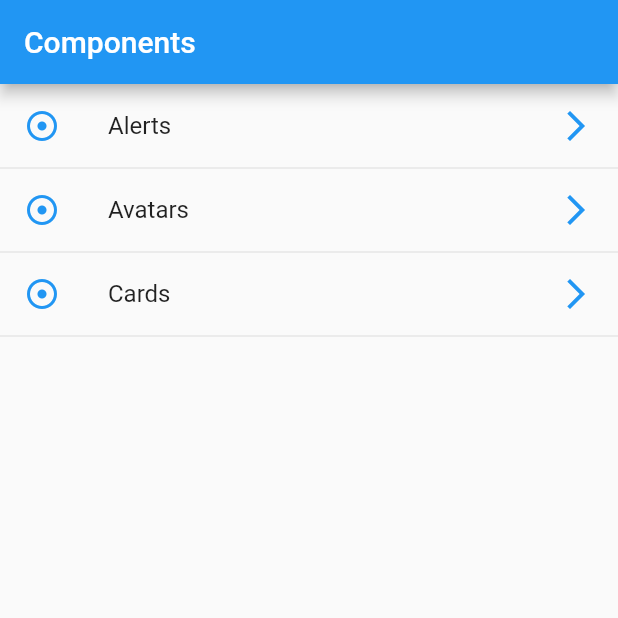
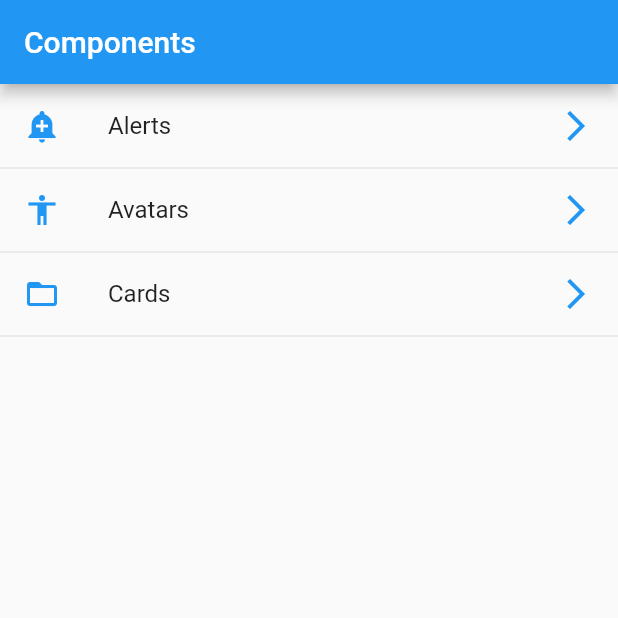
Before and after one commit to JCamiloo/flutter-widgets, a Flutter app: the screen it shows after launch, on a phone screen of 412 x 824 dp, the top half of it. Run offline on Flutter 3.47's test engine with Material 2 defaults, Android fonts, the phone set to English and light mode, and no system bars.

Commit message:
getting icon via string

```diff
--- a/lib/src/pages/home_page.dart
+++ b/lib/src/pages/home_page.dart
@@ -1,6 +1,7 @@
 
 import 'package:flutter/material.dart';
 import 'package:components/src/providers/menu_provider.dart';
+import 'package:components/src/utils/icon_string.dart';
 
 class HomePage extends StatelessWidget {
 
@@ -28,7 +29,7 @@ class HomePage extends StatelessWidget {
     data.forEach((opt) {
       final widgetTemp = ListTile(
         title: Text(opt['text']),
-        leading: Icon(Icons.adjust, color: Colors.blue,),
+        leading: getIcon(opt['icon']),
         trailing: Icon(Icons.arrow_forward_ios, color: Colors.blue),
         onTap: () {},
       );
--- /dev/null
+++ b/lib/src/utils/icon_string.dart
@@ -0,0 +1,11 @@
+import 'package:flutter/material.dart';
+
+final _icons = <String, IconData> {
+  'add_alert' : Icons.add_alert,
+  'accessibility' : Icons.accessibility,
+  'folder_open' : Icons.folder_open
+};
+
+Icon getIcon(String iconName) {
+  return Icon(_icons[iconName], color: Colors.blue);
+}
```
